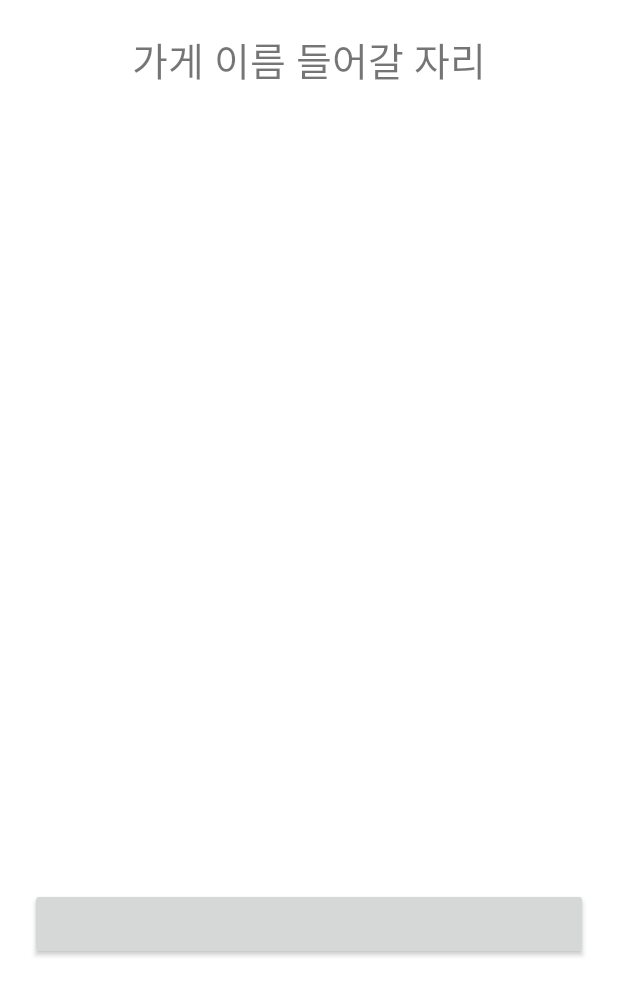
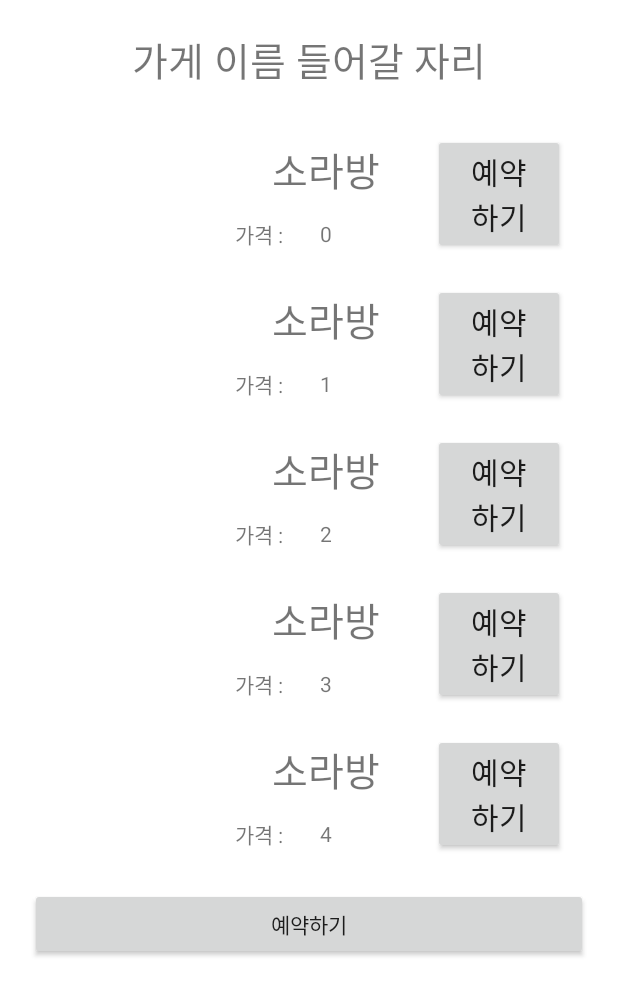
Before and after one commit to smpark0213/Dang-Geun-Bread, an Android app: the StoreActivity screen opened directly, with no data from a screen before it, on a phone screen of 412 x 824 dp, the part 246-1236 px from its top. Run offline under Robolectric (Android 15) with nearby library versions, the phone set to English and light mode, and no system bars.

Commit message:
Bread recycle view

```diff
--- a/app/src/main/java/gachon/termproject/danggeun/BreadAdpater.java
+++ b/app/src/main/java/gachon/termproject/danggeun/BreadAdpater.java
@@ -12,10 +12,8 @@ import androidx.appcompat.widget.AppCompatTextView;
 import androidx.recyclerview.widget.RecyclerView;
 
 import java.util.ArrayList;
-import java.util.List;
 
 public class BreadAdpater extends RecyclerView.Adapter<BreadAdpater.ViewHolder> {
-    // TODO : Firebase에서 해당 가게의 빵 정보 읽어오기
     private ArrayList<BreadInfo> breadData = null;
     private Context context;
 
--- a/app/src/main/java/gachon/termproject/danggeun/BreadInfo.java
+++ b/app/src/main/java/gachon/termproject/danggeun/BreadInfo.java
@@ -3,24 +3,25 @@ package gachon.termproject.danggeun;
 public class BreadInfo {
     private int breadId;
     private String breadName;
-    private int price;
+    // int로 하니까 오류남
+    private String price;
 
     public BreadInfo (){ }
 
-    public BreadInfo (String breadName, int price){
+    public BreadInfo (String breadName, String price){
         this.breadName = breadName;
         this.price = price;
     }
 
     public int getBreadId() { return breadId; }
-    public int getPrice() { return price; }
+    public String getPrice() { return price; }
     public String getBreadName() { return breadName; }
 
     public void setBreadId(int breadId) { this.breadId = breadId; }
     public void setBreadName(String breadName) {
         this.breadName = breadName;
     }
-    public void setPrice(int price) {
+    public void setPrice(String price) {
         this.price = price;
     }
 }
--- a/app/src/main/java/gachon/termproject/danggeun/StoreActivity.java
+++ b/app/src/main/java/gachon/termproject/danggeun/StoreActivity.java
@@ -1,14 +1,36 @@
 package gachon.termproject.danggeun;
 
 import androidx.appcompat.app.AppCompatActivity;
+import androidx.appcompat.widget.AppCompatButton;
+import androidx.recyclerview.widget.LinearLayoutManager;
+import androidx.recyclerview.widget.RecyclerView;
 
 import android.os.Bundle;
 
+import java.util.ArrayList;
+
 public class StoreActivity extends AppCompatActivity {
+    private AppCompatButton btn_reserve;
 
     @Override
     protected void onCreate(Bundle savedInstanceState) {
         super.onCreate(savedInstanceState);
         setContentView(R.layout.activity_store);
+
+        btn_reserve = findViewById(R.id.btn_reserve);
+        ArrayList<BreadInfo> breadInfos = new ArrayList<>();
+
+        // TODO : Firebase에서 해당 가게의 빵 정보 읽어오기
+        for(int i = 0; i < 10; ++i){
+            breadInfos.add(new BreadInfo("소라방", i + ""));
+        }
+
+        // 리사이클러뷰에 linearlayout 객체 지정
+        RecyclerView recyclerView = findViewById(R.id.store_recycle);
+        recyclerView.setLayoutManager(new LinearLayoutManager(this));
+
+        // 리사이클러뷰에 adapter지정
+        BreadAdpater breadAdpater = new BreadAdpater(breadInfos);
+        recyclerView.setAdapter(breadAdpater);
     }
 }
--- a/app/src/main/res/layout/activity_store.xml
+++ b/app/src/main/res/layout/activity_store.xml
@@ -48,7 +48,7 @@
         android:layout_height="0dp"
         app:layout_constraintStart_toStartOf="parent"
         app:layout_constraintBottom_toBottomOf="parent"
-        tools:text="예약하기"
+        android:text="예약하기"
         app:layout_constraintEnd_toEndOf="parent"/>
 
 
--- a/app/src/main/res/layout/bread_store.xml
+++ b/app/src/main/res/layout/bread_store.xml
@@ -1,7 +1,7 @@
 <?xml version="1.0" encoding="utf-8"?>
 <androidx.constraintlayout.widget.ConstraintLayout xmlns:android="http://schemas.android.com/apk/res/android"
     android:layout_width="match_parent"
-    android:layout_height="match_parent"
+    android:layout_height="wrap_content"
     xmlns:tools="http://schemas.android.com/tools"
     xmlns:app="http://schemas.android.com/apk/res-auto">
 
@@ -14,7 +14,7 @@
         app:layout_constraintStart_toStartOf="parent"
         app:layout_constraintEnd_toStartOf="@id/bread_name"/>
 
-    <androidx.appcompat.widget.AppCompatAutoCompleteTextView
+    <androidx.appcompat.widget.AppCompatTextView
         android:id="@+id/bread_name"
         android:layout_marginLeft="10dp"
         tools:text="빵 이름"
@@ -38,7 +38,7 @@
         app:layout_constraintBottom_toBottomOf="@id/bread_price"/>
 
 
-    <androidx.appcompat.widget.AppCompatAutoCompleteTextView
+    <androidx.appcompat.widget.AppCompatTextView
         android:id="@+id/bread_price"
         tools:text="9,999 원"
         android:layout_width="wrap_content"
@@ -50,7 +50,7 @@
 
     <androidx.appcompat.widget.AppCompatButton
         android:id="@+id/btn_bread_reservation"
-        tools:text="예약\n하기"
+        android:text="예약\n하기"
         android:textSize="20sp"
         android:layout_width="wrap_content"
         android:layout_height="wrap_content"
```
Also changed, not shown: app/src/main/java/gachon/termproject/danggeun/ReservationActivity.java (+0 -16 lines).
